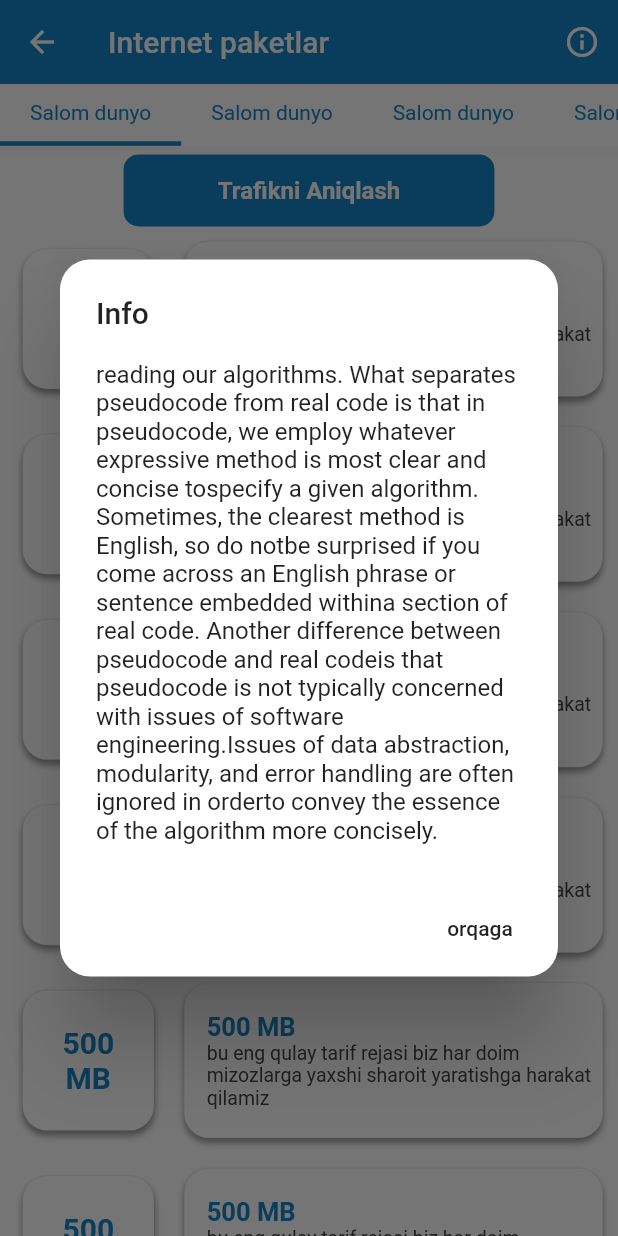
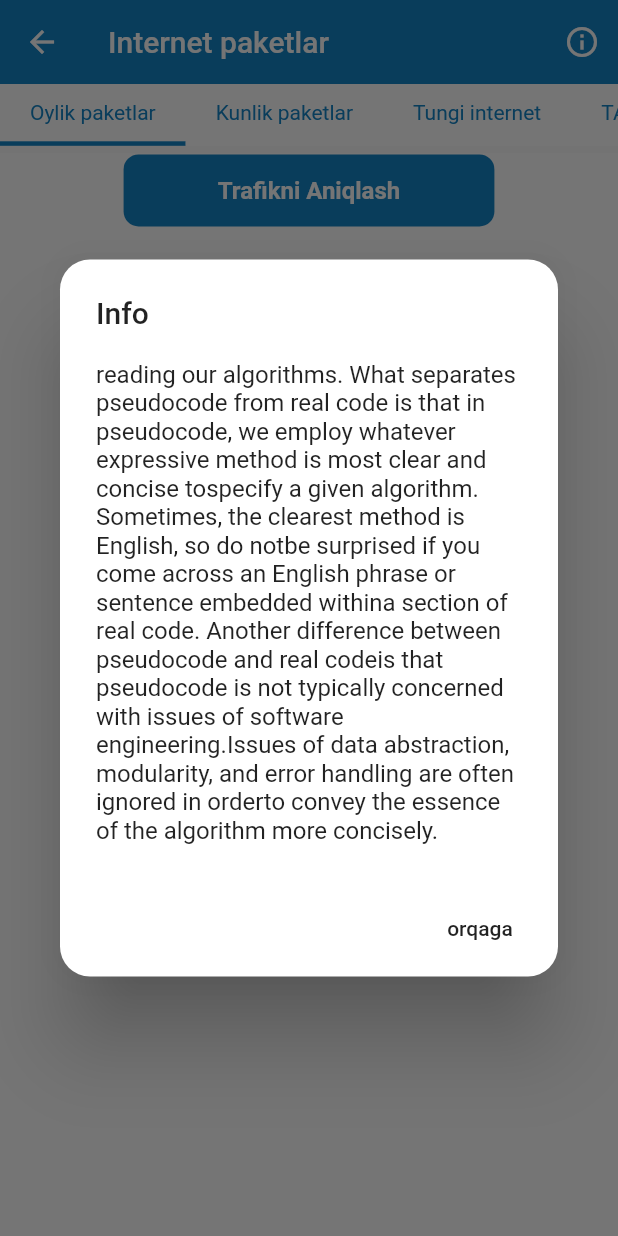
Before and after one commit to axiydev/ussd_uz, a Flutter app: the InternetPage screen opened by its route, after a tap on the "info outline" icon, on a phone screen of 412 x 824 dp. Run offline on Flutter 3.47's test engine with Material 2 defaults, Android fonts, the light colour scheme and no system bars; our stand-ins replace font_awesome_flutter, get_it, hive, share, shared_preferences; accounts and stored records are empty; network calls fail.

Commit message:
commit123

```diff
--- a/lib/models/internet_model.dart
+++ b/lib/models/internet_model.dart
@@ -1,14 +1,18 @@
 class InternetPackages{
   String? mb;
   String? about;
-  InternetPackages({this.mb,this.about});
+  String? desc;
+  InternetPackages({this.mb,this.about,this.desc});
   InternetPackages.fromJson(Map<String,dynamic> json):
       this.mb=json['mb'],
-      this.about=json['about'];
+      this.about=json['about'],
+      this.desc=json['desc'];
   Map<String,dynamic> toJson()=>{
     "mb":this.mb,
     "about":this.about,
+    'desc':this.desc,
   };
   String? get getStrMb=>this.mb;
   String? get getStrAbout=>this.about;
+  String? get getStrDesc=>this.desc;
 }
--- a/lib/pages/internet_paketlar/internet_page.dart
+++ b/lib/pages/internet_paketlar/internet_page.dart
@@ -3,10 +3,13 @@ import 'package:flutter/cupertino.dart';
 import 'package:provider/provider.dart';
 import 'package:ussd_uz/constants/constant.dart';
 import 'package:ussd_uz/models/internet_model.dart';
+import 'package:ussd_uz/models/internet_screen_model.dart';
 import 'package:ussd_uz/pages/home_screen/home_provider.dart';
 import 'package:ussd_uz/pages/internet_paketlar/internet_provider.dart';
 import 'package:ussd_uz/pages/main_screen/main_provider.dart';
+import 'package:ussd_uz/utils/hiveee/hive_dbb.dart';
 import 'package:ussd_uz/utils/mixinss.dart';
+import 'package:ussd_uz/utils/prefs/shared_pref.dart';
 // ignore: must_be_immutable
 class InternetPage extends StatefulWidget {
   static const String id="internet_page";
@@ -21,26 +24,29 @@ class InternetPage extends StatefulWidget {
 }
 
 class _InternetPageState extends State<InternetPage> with AddMessText,InfoShow{
-  List? other=[
-    InternetPackages(mb:"500",about: "bu eng qulay tarif rejasi biz har doim mizozlarga yaxshi sharoit yaratishga harakat qilamiz"),
-    InternetPackages(mb:"500",about: "bu eng qulay tarif rejasi biz har doim mizozlarga yaxshi sharoit yaratishga harakat qilamiz"),
-    InternetPackages(mb:"500",about: "bu eng qulay tarif rejasi biz har doim mizozlarga yaxshi sharoit yaratishga harakat qilamiz"),
-    InternetPackages(mb:"500",about: "bu eng qulay tarif rejasi biz har doim mizozlarga yaxshi sharoit yaratishga harakat qilamiz"),
-    InternetPackages(mb:"500",about: "bu eng qulay tarif rejasi biz har doim mizozlarga yaxshi sharoit yaratishga harakat qilamiz"),
-    InternetPackages(mb:"500",about: "bu eng qulay tarif rejasi biz har doim mizozlarga yaxshi sharoit yaratishga harakat qilamiz"),
-    InternetPackages(mb:"500",about: "bu eng qulay tarif rejasi biz har doim mizozlarga yaxshi sharoit yaratishga harakat qilamiz"),
-    InternetPackages(mb:"500",about: "bu eng qulay tarif rejasi biz har doim mizozlarga yaxshi sharoit yaratishga harakat qilamiz"),
-    InternetPackages(mb:"500",about: "bu eng qulay tarif rejasi biz har doim mizozlarga yaxshi sharoit yaratishga harakat qilamiz"),
-    InternetPackages(mb:"500",about: "bu eng qulay tarif rejasi biz har doim mizozlarga yaxshi sharoit yaratishga harakat qilamiz"),
-  ];
+  ComInter? comIn;
+  List? month=[],day=[],night=[];
+  void getInfoInternetPack()async{
+    comIn=HiveDB.loadInterInfo();
+    print(comIn?.list.first.description);
+    comIn?.list.forEach((i){
+      if(i.operator==2&&i.muddat.split(" ")[0]=="30"){
+        month?.add(InternetPackages(mb:"${i.hajmi}",about: "To`plam narxi::${i.price}\nBerilgan trafik hajmi::${i.hajmi}\nAmal qilish muddati::${i.muddat}",desc:"${i.description}"));
+      }else if(i.operator==2&&i.muddat.split(" ")[0]=="1"){
+        day?.add(InternetPackages(mb:"${i.hajmi}",about: "To`plam narxi::${i.price}\nBerilgan trafik hajmi::${i.hajmi}\nAmal qilish muddati::${i.muddat}",desc:"${i.description}"));
+      }
+    });
+  }
   PageController? controller;
   int currentIndex=0;
   List? lt=[
-  "Salom dunyo",
-  "Salom dunyo",
-  "Salom dunyo",
-  "Salom dunyo",
-  "Salom dunyo",
+    "Oylik paketlar",
+    "Kunlik paketlar",
+    "Tungi internet",
+    "TAS-IX uchun paketlar",
+    "Internet non-stop",
+    "TA`LIM tarif rejasi uchun maxsus paketlar",
+    "Constructor TR abanentlari uchun internet paketlar",
   ];
   String t='reading our algorithms. What separates pseudocode from real code is that in pseudocode, we employ whatever expressive method is most clear and concise tospecify a given algorithm. Sometimes, the clearest method is English, so do notbe surprised if you come across an English phrase or sentence embedded withina section of real code. Another difference between pseudocode and real codeis that pseudocode is not typically concerned with issues of software engineering.Issues of data abstraction, modularity, and error handling are often ignored in orderto convey the essence of the algorithm more concisely.';
   String content='Info';
@@ -48,6 +54,7 @@ class _InternetPageState extends State<InternetPage> with AddMessText,InfoShow{
  void initState(){
     super.initState();
     controller=PageController();
+    getInfoInternetPack();
   }
   @override
   Widget build(BuildContext context){
@@ -92,10 +99,10 @@ class _InternetPageState extends State<InternetPage> with AddMessText,InfoShow{
                         width: size.width,
                         color: Colors.white,
                         child: ListView.builder(
-                                itemCount:other?.length,
+                          itemCount:month?.length,
                           shrinkWrap: true,
                           physics: AlwaysScrollableScrollPhysics(),
-                                itemBuilder:(context,index)=>GestureDetector(child: myColumnWid(context,package: other![index],color: widget.col),onTap: ()=>showText(context,package: other![index],otherButton: 'Aktivlashtirish' ),),
+                          itemBuilder:(context,index)=>GestureDetector(child: myColumnWid(context,package: month![index],color: widget.col),onTap: ()=>showText(context,package: month![index],otherButton: 'Aktivlashtirish' ),),
                         ),
                       ),
                       Container(
@@ -104,37 +111,74 @@ class _InternetPageState extends State<InternetPage> with AddMessText,InfoShow{
                         width: size.width,
                         color: Colors.white,
                         child: ListView.builder(
-                                itemCount:other?.length,
+                          itemCount:day?.length,
                           shrinkWrap: true,
                           physics: AlwaysScrollableScrollPhysics(),
-                                itemBuilder:(context,index)=>GestureDetector(child: myColumnWid(context,package: other![index],color: widget.col),onTap: ()=>showText(context,package: other![index],otherButton: 'Aktivlashtirish' ),),
+                          itemBuilder:(context,index)=>GestureDetector(child: myColumnWid(context,package: day![index],color: widget.col),onTap: ()=>showText(context,package: day![index],otherButton: 'Aktivlashtirish' ),),
                         ),
                       ),
-                            Container(
-                              margin: EdgeInsets.only(top:size.width*0.23),
-                              height: size.height,
-                              width: size.width,
-                              color: Colors.white,
-                              child: ListView.builder(
-                                itemCount:other?.length,
-                                shrinkWrap: true,
-                                physics: AlwaysScrollableScrollPhysics(),
-                                itemBuilder:(context,index)=>GestureDetector(child: myColumnWid(context,package: other![index],color: widget.col),onTap: ()=>showText(context,package: other![index],otherButton: 'Aktivlashtirish' ),),
-                              ),
-                            ),
-                            Container(
-                              margin: EdgeInsets.only(top:size.width*0.23),
-                              height: size.height,
-                              width: size.width,
-                              color: Colors.white,
-                              child: ListView.builder(
-                                itemCount:other?.length,
-                                shrinkWrap: true,
-                                physics: AlwaysScrollableScrollPhysics(),
-                                itemBuilder:(context,index)=>GestureDetector(child: myColumnWid(context,package: other![index],color:widget.col),onTap: ()=>showText(context,package: other![index],otherButton: 'Aktivlashtirish' ),),
-                              ),
-                            ),
+                      // Container(
+                      //   margin: EdgeInsets.only(top:size.width*0.23),
+                      //   height: size.height,
+                      //   width: size.width,
+                      //   color: Colors.white,
+                      //   child: ListView.builder(
+                      //     itemCount:other?.length,
+                      //     shrinkWrap: true,
+                      //     physics: AlwaysScrollableScrollPhysics(),
+                      //     itemBuilder:(context,index)=>GestureDetector(child: myColumnWid(context,package: other![index],color: widget.col),onTap: ()=>showText(context,package: other![index],otherButton: 'Aktivlashtirish' ),),
+                      //   ),
+                      // ),
+                      // Container(
+                      //   margin: EdgeInsets.only(top:size.width*0.23),
+                      //   height: size.height,
+                      //   width: size.width,
+                      //   color: Colors.white,
+                      //   child: ListView.builder(
+                      //     itemCount:other?.length,
+                      //     shrinkWrap: true,
+                      //     physics: AlwaysScrollableScrollPhysics(),
+                      //     itemBuilder:(context,index)=>GestureDetector(child: myColumnWid(context,package: other![index],color:widget.col),onTap: ()=>showText(context,package: other![index],otherButton: 'Aktivlashtirish' ),),
+                      //   ),
+                      // ),
+                      // Container(
+                      //   margin: EdgeInsets.only(top:size.width*0.23),
+                      //   height: size.height,
+                      //   width: size.width,
+                      //   color: Colors.white,
+                      //   child: ListView.builder(
+                      //     itemCount:other?.length,
+                      //     shrinkWrap: true,
+                      //     physics: AlwaysScrollableScrollPhysics(),
+                      //     itemBuilder:(context,index)=>GestureDetector(child: myColumnWid(context,package: other![index],color: widget.col),onTap: ()=>showText(context,package: other![index],otherButton: 'Aktivlashtirish' ),),
+                      //   ),
+                      // ),
+                      // Container(
+                      //   margin: EdgeInsets.only(top:size.width*0.23),
+                      //   height: size.height,
+                      //   width: size.width,
+                      //   color: Colors.white,
+                      //   child: ListView.builder(
+                      //     itemCount:other?.length,
+                      //     shrinkWrap: true,
+                      //     physics: AlwaysScrollableScrollPhysics(),
+                      //     itemBuilder:(context,index)=>GestureDetector(child: myColumnWid(context,package: other![index],color: widget.col),onTap: ()=>showText(context,package: other![index],otherButton: 'Aktivlashtirish' ),),
+                      //   ),
+                      // ),
+                      // Container(
+                      //   margin: EdgeInsets.only(top:size.width*0.23),
+                      //   height: size.height,
+                      //   width: size.width,
+                      //   color: Colors.white,
+                      //   child: ListView.builder(
+                      //     itemCount:other?.length,
+                      //     shrinkWrap: true,
+                      //     physics: AlwaysScrollableScrollPhysics(),
+                      //     itemBuilder:(context,index)=>GestureDetector(child: myColumnWid(context,package: other![index],color: widget.col),onTap: ()=>showText(context,package: other![index],otherButton: 'Aktivlashtirish' ),),
+                      //   ),
+                      // ),
                     ],
+
                   ),
                   Container(
                     width: size.width,
@@ -178,7 +222,7 @@ class _InternetPageState extends State<InternetPage> with AddMessText,InfoShow{
 
                 ],
               ),
-                )
+            ),
         );
       },
     );
@@ -220,7 +264,7 @@ Widget myColumnWid(BuildContext context,{InternetPackages? package,required Colo
                   BoxShadow(offset: Offset(0,3),blurRadius: 3,color: Colors.grey),
                 ],
               ),
-              child:Text('${package?.mb}\nMB',textAlign:TextAlign.center,style: TextStyle(fontSize: 20,fontWeight: FontWeight.w600,color: color),).center(),
+              child:Text('${package?.mb}',textAlign:TextAlign.center,style: TextStyle(fontSize: 20,fontWeight: FontWeight.w600,color: color),).center(),
             ),
           ),
         ),
@@ -243,10 +287,10 @@ Widget myColumnWid(BuildContext context,{InternetPackages? package,required Colo
                 crossAxisAlignment: CrossAxisAlignment.start,
                 mainAxisAlignment: MainAxisAlignment.center,
                 children: [
-                  Text('${package?.mb} MB',textAlign:TextAlign.center,style: TextStyle(fontSize:17,fontWeight: FontWeight.w600,color: color),),
+                  Text('${package?.mb}',textAlign:TextAlign.center,style: TextStyle(fontSize:17,fontWeight: FontWeight.w600,color: color),),
                   Text('${package?.about}',style:TextStyle(fontSize: 13,color:Colors.grey[800])),
                 ],
-              ).center(),
+              ),
             ),
           ),
         ),
@@ -261,12 +305,7 @@ extension onCenter on Widget{
     );
   }
 }
-//ListTile(
-//                 title:Text('${package?.mb} MB',textAlign:TextAlign.center,style: TextStyle(fontSize:17,fontWeight: FontWeight.w600,color: color),),
-//                 subtitle: Text('${package?.about}',style:TextStyle(fontSize: 16,color:Colors.grey[800])),
-//                 isThreeLine: false,
-//                 contentPadding: EdgeInsets.all(0),
-//               ),
+
 mixin InfoShow{
   void showInfo(BuildContext context,[text,content]){
     showDialog(context: context,
--- a/lib/utils/hiveee/hive_dbb.dart
+++ b/lib/utils/hiveee/hive_dbb.dart
@@ -1,9 +1,19 @@
 import 'package:hive/hive.dart';
+import 'package:ussd_uz/models/internet_screen_model.dart';
 
 class HiveDB{
-  String getBox(){
+  static var box=Hive.box('hive_db');
 
-    return "Box";
+  static storeInterInfo(ComInter objInt)async{
+    await box.put('networkInfo',objInt.toJson());
+  }
 
+  static ComInter loadInterInfo(){
+    Map<String,dynamic> mp=box.get('networkInfo');
+    return ComInter.fromJson(mp);
+  }
+
+  static removeInfo()async{
+   await box.delete('networkInfo');
   }
 }
--- a/lib/utils/mixinss.dart
+++ b/lib/utils/mixinss.dart
@@ -5,7 +5,7 @@ import 'package:ussd_uz/constants/constant.dart';
 import 'package:ussd_uz/models/internet_model.dart';
 
 mixin AddMessText{
-  void showText(BuildContext context,{required InternetPackages package,String? otherButton}){
+  void showText(BuildContext context,{required InternetPackages package,String? otherButton,}){
     showDialog(
       context:context,
       builder:(context)=>SimpleDialog(
@@ -28,7 +28,7 @@ mixin AddMessText{
           Container(
             padding: EdgeInsets.only(left: 20,right: 20,),
             margin: EdgeInsets.only(bottom: 20),
-            child: Text('${package.getStrAbout}',textAlign: TextAlign.start,style: TextStyle(fontSize: 17),),
+            child: Text('${package.getStrAbout}\n${package.getStrDesc}',textAlign: TextAlign.start,style: TextStyle(fontSize: 17),),
           ),
           Container(
             padding: EdgeInsets.symmetric(horizontal: 60),
--- a/lib/utils/network/network_plus.dart
+++ b/lib/utils/network/network_plus.dart
@@ -12,7 +12,7 @@ static Map<String,String> headers={
 
 static Future<String?> GET(String api,Map<String,String> params)async{
 
-   var uri=Uri.http(BASE_URL,api,params);
+   Uri uri=Uri.http(BASE_URL,api,params);
    http.Response response=await http.get(uri,headers:headers);
    if(response.statusCode==200){
      return response.body;
--- a/pubspec.yaml
+++ b/pubspec.yaml
@@ -15,6 +15,7 @@ dependencies:
   get_it: ^6.0.0
   hive: ^2.0.0
   hive_flutter: ^1.0.0
+  path_provider: ^2.0.1
   shared_preferences: ^2.0.5
   share: ^2.0.1
   http: ^0.13.1
@@ -22,6 +23,9 @@ dependencies:
 dev_dependencies:
   flutter_test:
     sdk: flutter
+
+  hive_generator: ^1.0.1
+  build_runner: ^1.12.2
 
 flutter:
 
```
Also changed, not shown: lib/main.dart (+5 -2 lines), lib/pages/main_screen/main_screen.dart (+14 -2 lines), lib/utils/prefs/shared_pref.dart (added, +24 -0 lines), pubspec.lock, 1 other file. Lines whose indentation alone changed are shown as unchanged.
